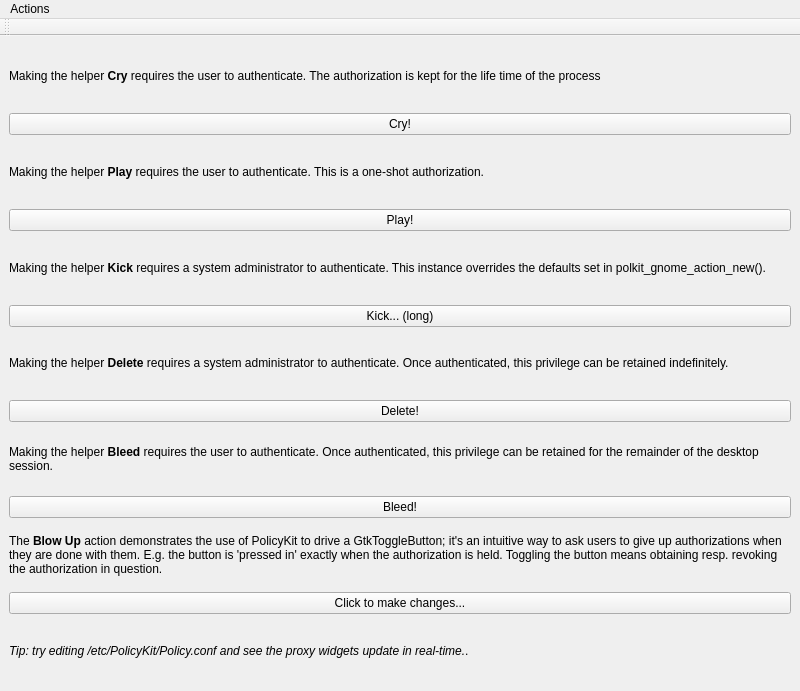
First picture: the form in examples/PkExample.ui, repository KDE/polkit-qt-1, before the edit.
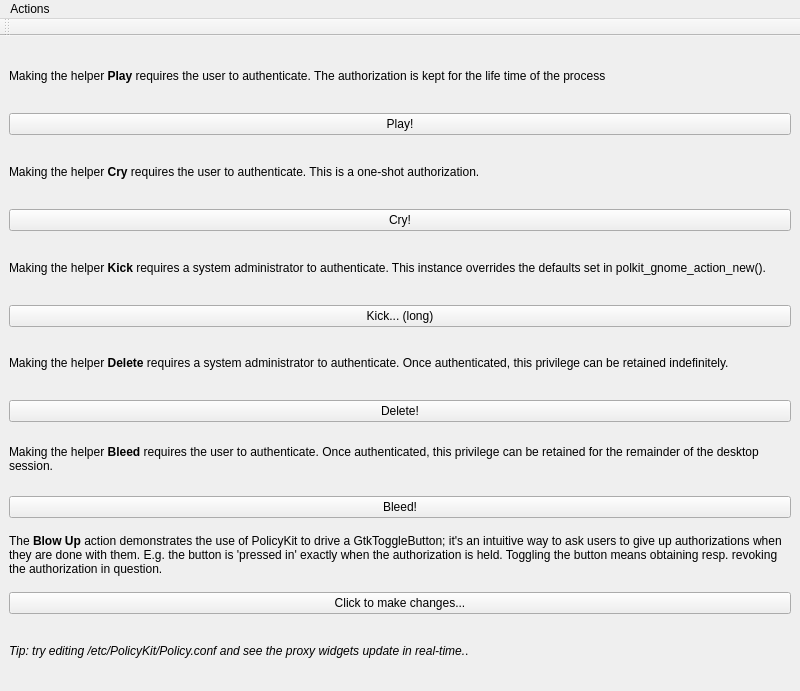
Second picture: the form after the edit.

Commit message: More changes in Action and example

Patch:
```diff
--- a/examples/PkExample.ui
+++ b/examples/PkExample.ui
@@ -21,28 +21,7 @@
 &lt;html>&lt;head>&lt;meta name="qrichtext" content="1" />&lt;style type="text/css">
 p, li { white-space: pre-wrap; }
 &lt;/style>&lt;/head>&lt;body style=" font-family:'DejaVu Sans'; font-size:9pt; font-weight:400; font-style:normal;">
-&lt;p style=" margin-top:0px; margin-bottom:0px; margin-left:0px; margin-right:0px; -qt-block-indent:0; text-indent:0px;">Making the helper &lt;span style=" font-weight:600;">Cry&lt;/span> requires the user to authenticate. The authorization is kept for the life time of the process&lt;/p>&lt;/body>&lt;/html></string>
-      </property>
-      <property name="wordWrap" >
-       <bool>true</bool>
-      </property>
-     </widget>
-    </item>
-    <item>
-     <widget class="QPushButton" name="cryPB" >
-      <property name="text" >
-       <string>Cry!</string>
-      </property>
-     </widget>
-    </item>
-    <item>
-     <widget class="QLabel" name="label_2" >
-      <property name="text" >
-       <string>&lt;!DOCTYPE HTML PUBLIC "-//W3C//DTD HTML 4.0//EN" "http://www.w3.org/TR/REC-html40/strict.dtd">
-&lt;html>&lt;head>&lt;meta name="qrichtext" content="1" />&lt;style type="text/css">
-p, li { white-space: pre-wrap; }
-&lt;/style>&lt;/head>&lt;body style=" font-family:'DejaVu Sans'; font-size:9pt; font-weight:400; font-style:normal;">
-&lt;p style=" margin-top:0px; margin-bottom:0px; margin-left:0px; margin-right:0px; -qt-block-indent:0; text-indent:0px;">Making the helper &lt;span style=" font-weight:600;">Play&lt;/span> requires the user to authenticate. This is a one-shot authorization.&lt;/p>&lt;/body>&lt;/html></string>
+&lt;p style=" margin-top:0px; margin-bottom:0px; margin-left:0px; margin-right:0px; -qt-block-indent:0; text-indent:0px;">Making the helper &lt;span style=" font-weight:600;">Play&lt;/span> requires the user to authenticate. The authorization is kept for the life time of the process&lt;/p>&lt;/body>&lt;/html></string>
       </property>
       <property name="wordWrap" >
        <bool>true</bool>
@@ -56,6 +35,27 @@
       </property>
      </widget>
     </item>
+    <item>
+     <widget class="QLabel" name="label_2" >
+      <property name="text" >
+       <string>&lt;!DOCTYPE HTML PUBLIC "-//W3C//DTD HTML 4.0//EN" "http://www.w3.org/TR/REC-html40/strict.dtd">
+&lt;html>&lt;head>&lt;meta name="qrichtext" content="1" />&lt;style type="text/css">
+p, li { white-space: pre-wrap; }
+&lt;/style>&lt;/head>&lt;body style=" font-family:'DejaVu Sans'; font-size:9pt; font-weight:400; font-style:normal;">
+&lt;p style=" margin-top:0px; margin-bottom:0px; margin-left:0px; margin-right:0px; -qt-block-indent:0; text-indent:0px;">Making the helper &lt;span style=" font-weight:600;">Cry&lt;/span> requires the user to authenticate. This is a one-shot authorization.&lt;/p>&lt;/body>&lt;/html></string>
+      </property>
+      <property name="wordWrap" >
+       <bool>true</bool>
+      </property>
+     </widget>
+    </item>
+    <item>
+     <widget class="QPushButton" name="cryPB" >
+      <property name="text" >
+       <string>Cry!</string>
+      </property>
+     </widget>
+    </item>
     <item>
      <widget class="QLabel" name="label_3" >
       <property name="text" >
```
Left out of the diff: 2 changed lines with no effect on the pictures. The commit also changes 6 other files.
